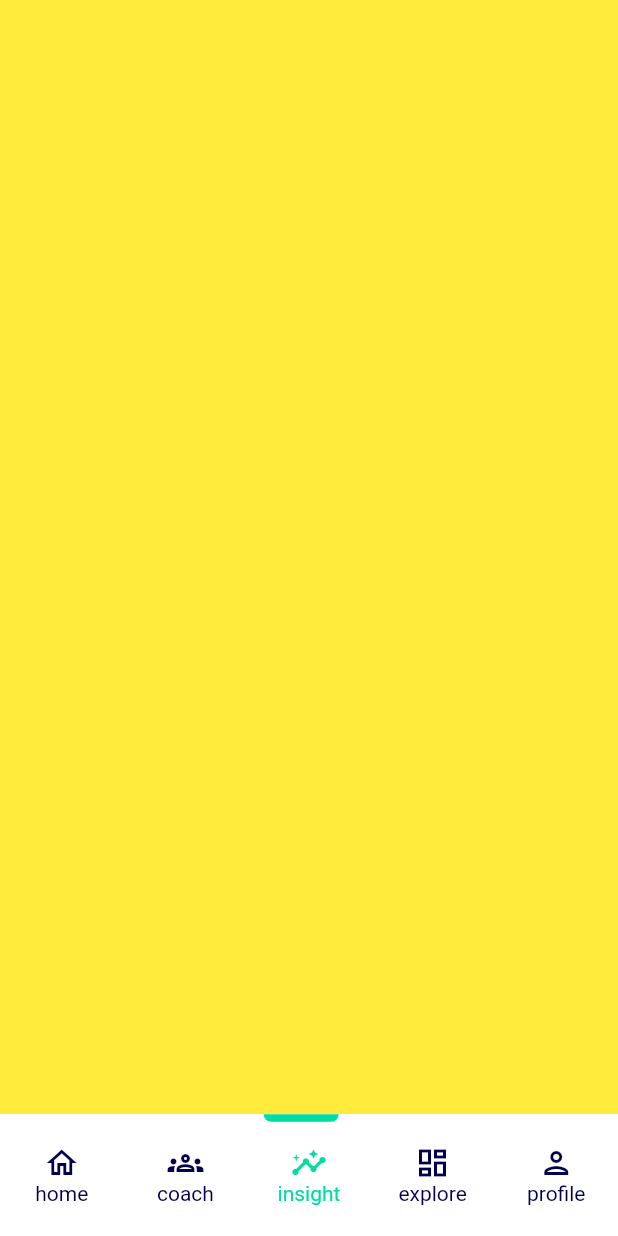
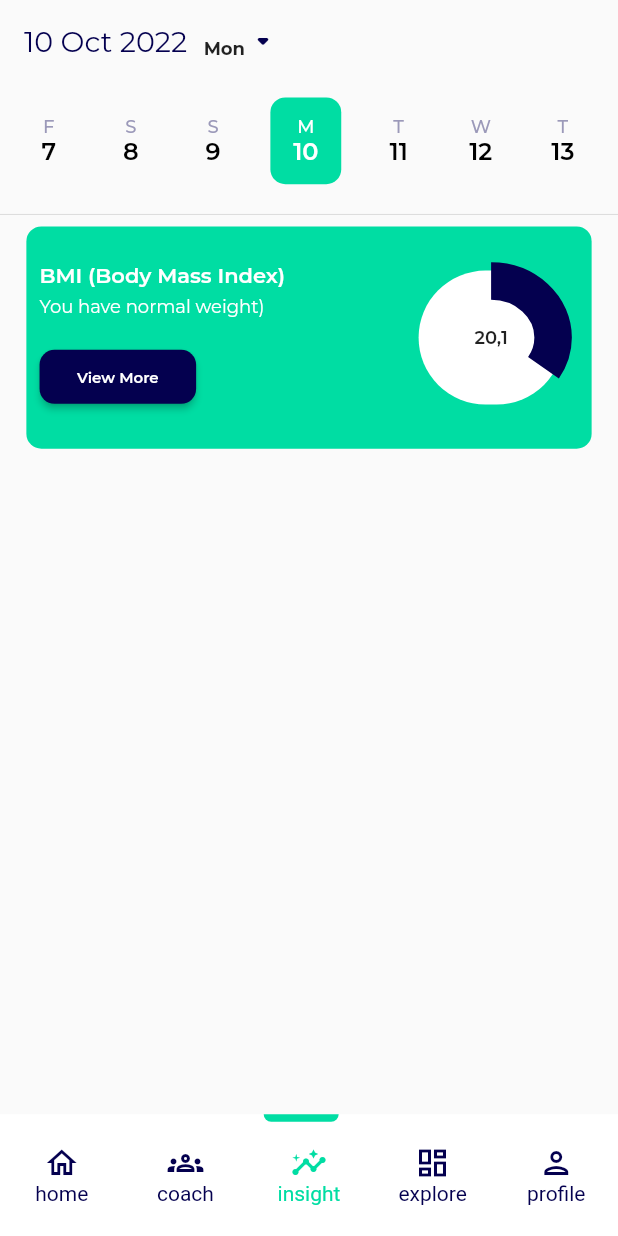
Before and after one commit to Bakti17/kinastic_slicing, a Flutter app: the screen it shows after launch, swiped to page 3, on a phone screen of 412 x 824 dp. Run offline on Flutter 3.47's test engine with Material 2 defaults, Android fonts, the phone set to English and light mode, and no system bars; our stand-ins replace bloc, flutter_bloc, google_fonts.

Commit message:
penambahan insight page (top dan bmi)

```diff
--- a/lib/component/component.dart
+++ b/lib/component/component.dart
@@ -3,6 +3,7 @@ import 'package:flutter_bloc/flutter_bloc.dart';
 import 'package:kinastic_slicing/bloc/navigation_bar_index/index_navbar_cubit.dart';
 import 'package:kinastic_slicing/page/page.dart';
 import '../constant/constant.dart';
+import 'package:intl/intl.dart';
 
 part 'navigation_bar/navigation_bar.dart';
 
@@ -15,3 +16,8 @@ part 'home_page/recomended_activity.dart';
 part 'coach_page/top_card.dart';
 part 'coach_page/top_program.dart';
 part 'coach_page/assessments.dart';
+
+part 'insight_page/top_component.dart';
+part 'insight_page/bmi_component.dart';
+part 'insight_page/health_monitor.dart';
+part 'insight_page/workout_progress.dart';
--- /dev/null
+++ b/lib/component/insight_page/bmi_component.dart
@@ -0,0 +1,74 @@
+part of '../component.dart';
+
+Widget bmiComponent(BuildContext context) {
+  return Container(
+      height: resHeight(context, 146),
+      width: resWidth(context, 343),
+      padding: EdgeInsets.symmetric(horizontal: resWidth(context, 8)),
+      decoration: BoxDecoration(
+          borderRadius: BorderRadius.circular(10), color: selectedColor),
+      child: Row(
+        mainAxisAlignment: MainAxisAlignment.spaceBetween,
+        children: [
+          Column(
+            mainAxisAlignment: MainAxisAlignment.center,
+            crossAxisAlignment: CrossAxisAlignment.start,
+            children: [
+              Text('BMI (Body Mass Index)',
+                  style: style14.copyWith(
+                      fontWeight: FontWeight.w600, color: Colors.white)),
+              SizedBox(
+                height: resHeight(context, 5),
+              ),
+              Text('You have normal weight)',
+                  style: style12.copyWith(
+                      fontWeight: FontWeight.w400, color: Colors.white)),
+              SizedBox(
+                height: resHeight(context, 15),
+              ),
+              SizedBox(
+                width: resWidth(context, 95),
+                child: ElevatedButton(
+                  style: ElevatedButton.styleFrom(
+                      padding: EdgeInsets.zero,
+                      backgroundColor: primaryColor,
+                      shape: RoundedRectangleBorder(
+                          borderRadius: BorderRadius.circular(10))),
+                  child: Text(
+                    'View More',
+                    style: style10.copyWith(fontWeight: FontWeight.w600),
+                  ),
+                  onPressed: () {},
+                ),
+              )
+            ],
+          ),
+          SizedBox(
+              height: resHeight(context, 106),
+              width: resWidth(context, 106),
+              child: Stack(
+                alignment: Alignment.center,
+                children: [
+                  Container(
+                    height: resHeight(context, 88),
+                    width: resWidth(context, 88),
+                    padding: const EdgeInsets.all(7),
+                    decoration: BoxDecoration(
+                        borderRadius: BorderRadius.circular(1000),
+                        color: Colors.white),
+                    child: CircularProgressIndicator(
+                      value: 0.34,
+                      strokeWidth: 25,
+                      color: primaryColor,
+                      // valueColor: Animation<Color?>,
+                    ),
+                  ),
+                  Text(
+                    '20,1',
+                    style: style12.copyWith(fontWeight: FontWeight.w600),
+                  )
+                ],
+              )),
+        ],
+      ));
+}
--- /dev/null
+++ b/lib/component/insight_page/health_monitor.dart
@@ -0,0 +1,8 @@
+part of '../component.dart';
+
+Widget healthMonitor(BuildContext context) {
+  return SizedBox(
+    height: resHeight(context, 480),
+    width: resWidth(context, 343),
+  );
+}
--- /dev/null
+++ b/lib/component/insight_page/workout_progress.dart
@@ -0,0 +1,6 @@
+part of '../component.dart';
+
+Widget workoutProgress(BuildContext context) {
+  return Container(
+      height: resHeight(context, 236), width: resWidth(context, 343));
+}
--- a/lib/main.dart
+++ b/lib/main.dart
@@ -1,4 +1,5 @@
 import 'package:flutter/material.dart';
+import 'package:flutter/services.dart';
 import 'package:kinastic_slicing/page/page.dart';
 import 'component/component.dart';
 import 'package:flutter_bloc/flutter_bloc.dart';
@@ -28,8 +29,12 @@ class MyApp extends StatelessWidget {
         child: Builder(builder: (context) {
           return MaterialApp(
               debugShowCheckedModeBanner: false,
+              theme: ThemeData(primaryColor: Colors.white),
               title: 'Kinastic App',
-              home: SafeArea(
+              home: AnnotatedRegion<SystemUiOverlayStyle>(
+                value: SystemUiOverlayStyle.dark
+                    .copyWith(statusBarColor: Colors.white.withOpacity(0.99)),
+                child: SafeArea(
                   child: Scaffold(
                     // resizeToAvoidBottomInset: false,
                     body: BlocListener<IndexNavbarCubit, int>(
@@ -44,6 +49,7 @@ class MyApp extends StatelessWidget {
                       ),
                     ),
                     bottomNavigationBar: NavBar(),
+                  ),
                 ),
               )
               // home: HomePage(),
--- a/lib/page/insight_page.dart
+++ b/lib/page/insight_page.dart
@@ -1,12 +1,59 @@
 part of 'page.dart';
 
-class InsightPage extends StatelessWidget {
+class InsightPage extends StatefulWidget {
   const InsightPage({super.key});
 
   @override
+  State<InsightPage> createState() => _InsightPageState();
+}
+
+class _InsightPageState extends State<InsightPage> {
+  List<DateTime> list = [];
+  @override
+  void initState() {
+    getDate();
+    super.initState();
+  }
+
+  @override
   Widget build(BuildContext context) {
-    return Container(
-      color: Colors.yellow,
+    return SizedBox(
+      height: double.infinity,
+      width: double.infinity,
+      child: Column(
+        children: [
+          topComponentInsight(context, list),
+          const Divider(),
+          SizedBox(
+            height: resHeight(context, 540),
+            child: SingleChildScrollView(
+                child: Column(
+              children: [
+                bmiComponent(context),
+                SizedBox(
+                  height: resHeight(context, 25),
+                ),
+                healthMonitor(context),
+                SizedBox(
+                  height: resHeight(context, 25),
+                ),
+                workoutProgress(context),
+              ],
+            )),
+          )
+        ],
+      ),
     );
   }
+
+  getDate() {
+    var dateNow = DateTime.now();
+    var dateFirst = dateNow.subtract(const Duration(days: 3));
+
+    for (int i = 0; i < 7; i++) {
+      setState(() {
+        list.add(dateFirst.add(Duration(days: i)));
+      });
+    }
+  }
 }
--- a/pubspec.yaml
+++ b/pubspec.yaml
@@ -33,6 +33,7 @@ dependencies:
     sdk: flutter
   flutter_bloc: ^8.1.1
   google_fonts: ^3.0.1
+  intl: ^0.17.0
 
 dev_dependencies:
   flutter_lints: ^2.0.0
```
Also changed, not shown: pubspec.lock. Lines whose indentation alone changed are shown as unchanged.
